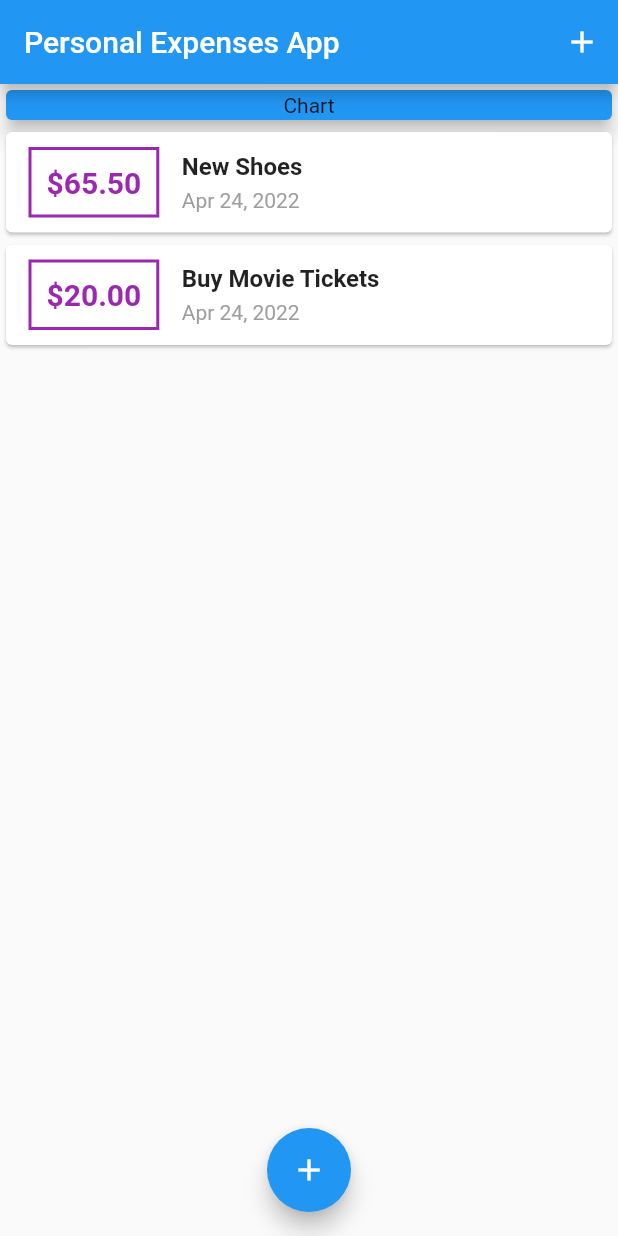
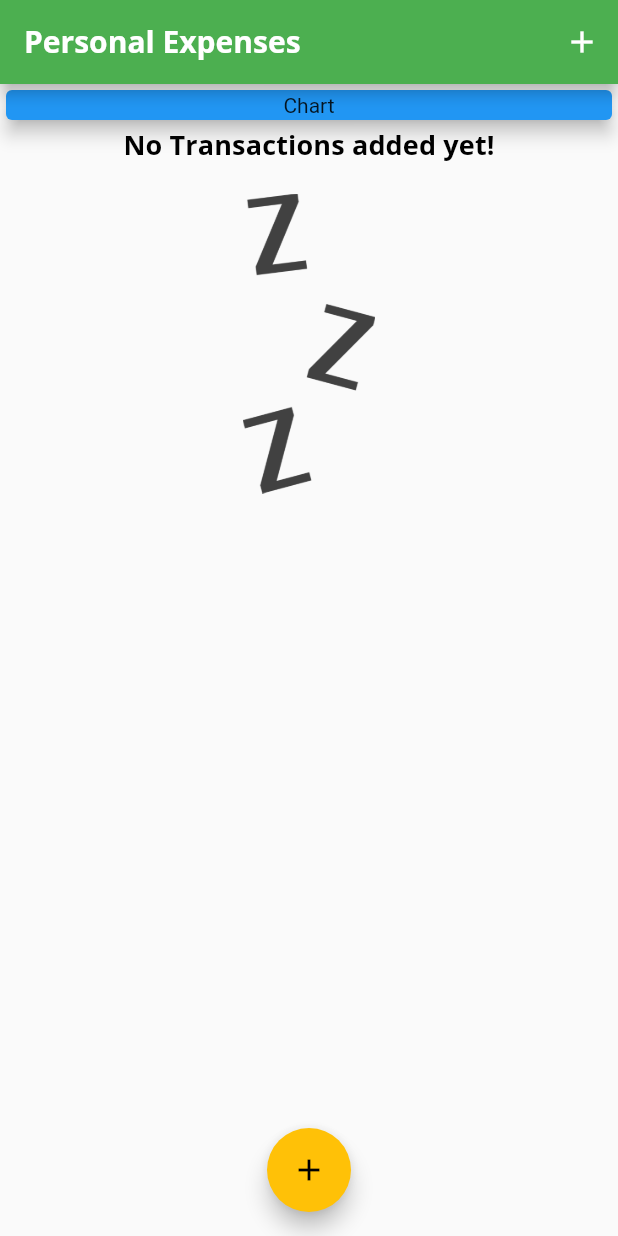
Before and after one commit to nguyenquiho/personal_expenses_app, a Flutter app: the screen it shows after launch, on a phone screen of 412 x 824 dp. Run offline on Flutter 3.47's test engine with Material 2 defaults, Android fonts, the phone set to English and light mode, and no system bars.

Commit message:
no transactions add image

```diff
--- a/lib/main.dart
+++ b/lib/main.dart
@@ -20,7 +20,24 @@ class MyApp extends StatelessWidget {
       debugShowCheckedModeBanner: false,
       title: 'Personal Expenses App',
       theme: ThemeData(
-        primarySwatch: Colors.blue,
+        primaryColor: Colors.green,
+        primarySwatch: Colors.green,
+        accentColor: Colors.amber,
+        fontFamily: 'Quicksand',
+        appBarTheme: AppBarTheme(textTheme: ThemeData.light().textTheme.copyWith(
+          titleLarge: TextStyle(
+            fontFamily: 'OpenSans',
+            fontSize: 20,
+            fontWeight: FontWeight.bold,
+          ),
+        )),
+        textTheme: ThemeData.light().textTheme.copyWith(
+          titleSmall: TextStyle(
+            fontFamily: 'OpenSans',
+            fontSize: 18,
+            fontWeight: FontWeight.bold,
+          ),
+        )
       ),
       home: MyHomePage(),
     );
@@ -37,18 +54,18 @@ class _MyHomePageState extends State<MyHomePage> {
   final amountController = TextEditingController();
 
   final List<Transaction> _userTransactions = [
-    Transaction(
-      id: 't1',
-      title: 'New Shoes',
-      amount: 65.5,
-      date: DateTime.now(),
-    ),
-    Transaction(
-      id: 't2',
-      title: 'Buy Movie Tickets',
-      amount: 20,
-      date: DateTime.now(),
-    ),
+    // Transaction(
+    //   id: 't1',
+    //   title: 'New Shoes',
+    //   amount: 65.5,
+    //   date: DateTime.now(),
+    // ),
+    // Transaction(
+    //   id: 't2',
+    //   title: 'Buy Movie Tickets',
+    //   amount: 20,
+    //   date: DateTime.now(),
+    // ),
   ];
 
   void _addNewTransaction(String txTitle, double txAmount){
@@ -80,7 +97,7 @@ class _MyHomePageState extends State<MyHomePage> {
     return Scaffold(
       // resizeToAvoidBottomInset: false,
       appBar: AppBar(
-        title: Text('Personal Expenses App'),
+        title: Text('Personal Expenses', style: TextStyle(fontWeight: FontWeight.bold, fontSize: 20),),
         actions: [
           IconButton(
             onPressed: () => _startAddNewTransaction(context),
--- a/lib/widgets/transaction_list.dart
+++ b/lib/widgets/transaction_list.dart
@@ -10,7 +10,18 @@ class TransactionList extends StatelessWidget {
   Widget build(BuildContext context) {
     return Container(
       height: 300,
-      child: ListView.builder(
+      child: transactions.isEmpty ? Column(
+        children: [
+          Text('No Transactions added yet!', style: Theme.of(context).textTheme.titleSmall),
+          SizedBox(
+            height: 20,
+          ),
+          Container(
+            height: 200,
+            child: Image.asset('assets/images/waiting.png', fit: BoxFit.cover)
+          ),
+        ],
+      ) : ListView.builder(
         itemBuilder: (contex, index){
           return Card(
             // child: Text(tx.title.toString()),
@@ -20,14 +31,14 @@ class TransactionList extends StatelessWidget {
                   margin: EdgeInsets.symmetric(horizontal: 15, vertical: 10),
                   padding: EdgeInsets.symmetric(horizontal: 10, vertical: 10),
                   decoration: BoxDecoration(
-                    border: Border.all(color: Colors.purple, width: 2),
+                    border: Border.all(color: Theme.of(context).primaryColor, width: 2),
                   ),
                   child: Text(
                     '\$${transactions[index].amount?.toStringAsFixed(2)}',
                     style: TextStyle(
                       fontWeight: FontWeight.bold,
                       fontSize: 20,
-                      color: Colors.purple,
+                      color: Theme.of(context).primaryColor,
                     ),
                   ),
                 ),
@@ -36,10 +47,7 @@ class TransactionList extends StatelessWidget {
                   children: [
                     Text(
                       transactions[index].title.toString(),
-                      style: TextStyle(
-                        fontWeight: FontWeight.bold,
-                        fontSize: 16,
-                      ),
+                      style: Theme.of(context).textTheme.titleSmall,
                     ),
                     Padding(
                       padding: const EdgeInsets.only(top: 5),
```
Also changed, not shown: pubspec.yaml (+13 -8 lines), assets/fonts/OpenSans-Bold.ttf (added), assets/fonts/OpenSans-Regular.ttf (added), assets/fonts/Quicksand-Bold.ttf (added), assets/fonts/Quicksand-Light.ttf (added), assets/fonts/Quicksand-Medium.ttf (added), assets/fonts/Quicksand-Regular.ttf (added), assets/images/waiting.png (added).
